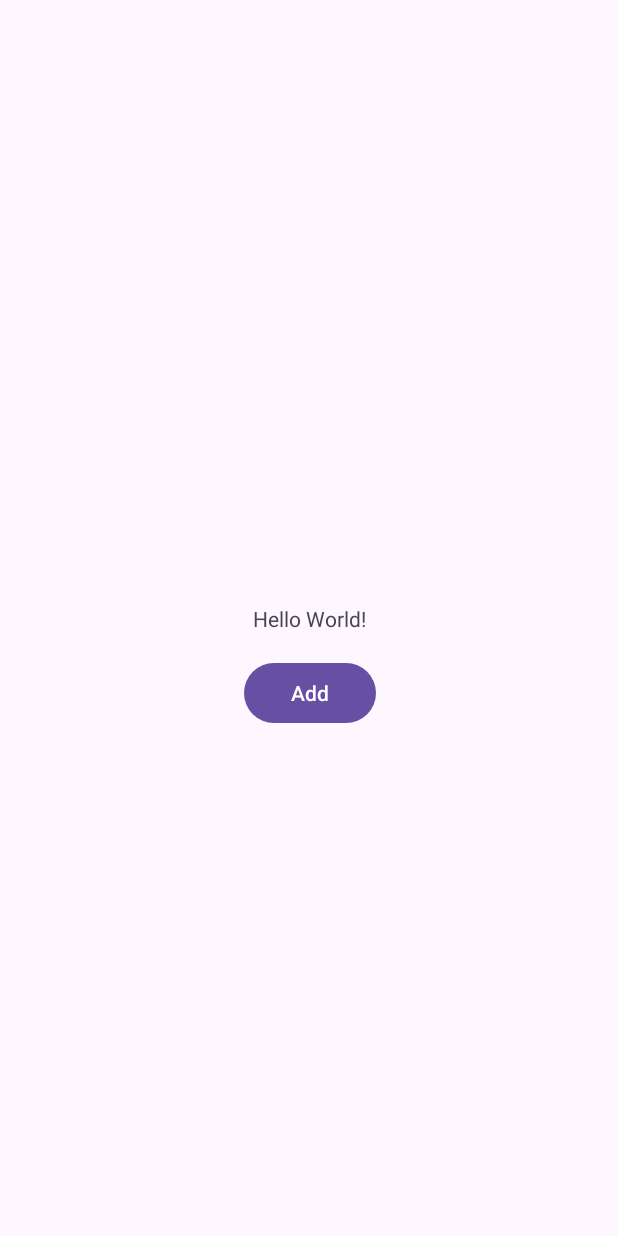
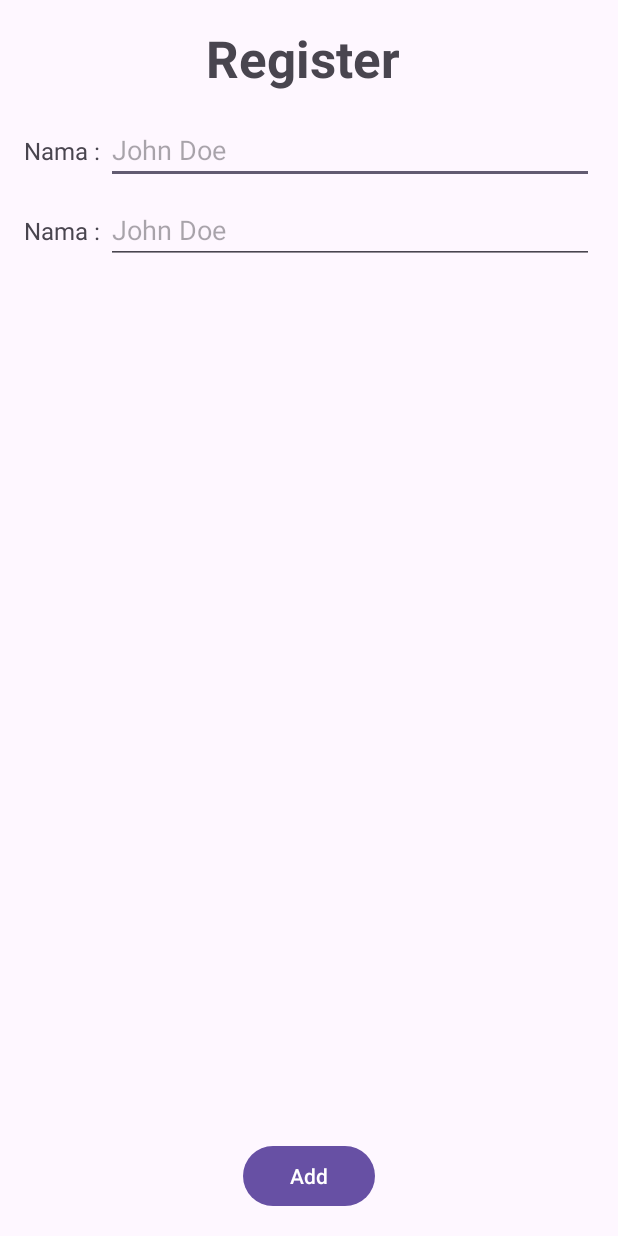
Before and after one commit to valmosee/Rebox, an Android app: the screen it shows after launch (MainActivity), after a tap on "Add", on a phone screen of 412 x 824 dp. Run offline under Robolectric (Android 15) with nearby library versions, the phone set to English and light mode, and no system bars; our stand-ins replace Firebase (no records; nobody signed in at launch, a user with empty details on screens opened directly).

Commit message:
Road to Register

```diff
--- a/app/build.gradle.kts
+++ b/app/build.gradle.kts
@@ -49,4 +49,5 @@ dependencies {
     androidTestImplementation(libs.androidx.espresso.core)
     implementation(platform("com.google.firebase:firebase-bom:34.6.0"))
     implementation("com.google.firebase:firebase-firestore")
+    implementation("org.mindrot:jbcrypt:0.4")
 }
--- a/app/src/main/java/project/c14230225/c14230235/ClsUser.kt
+++ /dev/null
@@ -1,4 +0,0 @@
-package project.c14230225.c14230235
-
-class ClsUser(var id: String, var username: String, var password: String, var nama: String) {
-}
--- a/app/src/main/java/project/c14230225/c14230235/MainActivity.kt
+++ b/app/src/main/java/project/c14230225/c14230235/MainActivity.kt
@@ -13,6 +13,9 @@ import com.google.firebase.firestore.FirebaseFirestore
 import com.google.firebase.firestore.firestore
 
 class MainActivity : AppCompatActivity() {
+    companion object {
+        var _UserSession : String = ""
+    }
     lateinit var db: FirebaseFirestore
 
     override fun onCreate(savedInstanceState: Bundle?) {
@@ -26,11 +29,14 @@ class MainActivity : AppCompatActivity() {
         var _btnAdd = findViewById<Button>(R.id.btnAdd)
 
         _btnAdd.setOnClickListener {
-            var baru = ClsUser(
-                "0",
-                "Claudia",
-                "234",
-                "Claudia Harahap"
+            var baru = User(
+                "claudia@gmail.com",
+                "Cloud",
+                "Claudia Harahap",
+                "123456",
+                "123456",
+                "Jl Melati No.25",
+                ""
             )
             // Add a new document with a generated ID
             db.collection("users")
--- /dev/null
+++ b/app/src/main/java/project/c14230225/c14230235/User.kt
@@ -0,0 +1,11 @@
+package project.c14230225.c14230235
+
+class User(
+    var email: String,
+    var username: String,
+    var namalengkap : String,
+    var password: String,
+    var confirmpass: String,
+    var alamat : String,
+    var foto : String) {
+}
--- a/app/src/main/res/layout/activity_main.xml
+++ b/app/src/main/res/layout/activity_main.xml
@@ -8,23 +8,89 @@
     tools:context=".MainActivity">
 
     <TextView
-        android:id="@+id/textView"
+        android:id="@+id/registerUser"
         android:layout_width="wrap_content"
         android:layout_height="wrap_content"
-        android:text="Hello World!"
-        app:layout_constraintBottom_toBottomOf="parent"
+        android:layout_marginTop="16dp"
+        android:text="Register"
+        android:textSize="34sp"
+        android:textStyle="bold"
+        app:layout_constraintEnd_toEndOf="parent"
+        app:layout_constraintHorizontal_bias="0.485"
+        app:layout_constraintStart_toStartOf="parent"
+        app:layout_constraintTop_toTopOf="parent" />
+
+    <LinearLayout
+        android:layout_width="0dp"
+        android:layout_height="0dp"
+        android:layout_marginStart="16dp"
+        android:layout_marginTop="16dp"
+        android:layout_marginEnd="16dp"
+        android:layout_marginBottom="16dp"
+        android:orientation="vertical"
+        app:layout_constraintBottom_toTopOf="@+id/btnAdd"
         app:layout_constraintEnd_toEndOf="parent"
         app:layout_constraintStart_toStartOf="parent"
-        app:layout_constraintTop_toTopOf="parent" />
+        app:layout_constraintTop_toBottomOf="@+id/registerUser">
+
+        <LinearLayout
+            android:layout_width="match_parent"
+            android:layout_height="wrap_content"
+            android:layout_marginBottom="8dp"
+            android:orientation="horizontal">
+
+            <TextView
+                android:id="@+id/registerUser2"
+                android:layout_width="wrap_content"
+                android:layout_height="wrap_content"
+                android:text="Nama : "
+                android:textSize="16sp"
+                android:textStyle="normal" />
+
+            <EditText
+                android:id="@+id/editTextText"
+                android:layout_width="wrap_content"
+                android:layout_height="wrap_content"
+                android:layout_weight="1"
+                android:ems="0"
+                android:hint="John Doe"
+                android:inputType="text" />
+        </LinearLayout>
+
+        <LinearLayout
+            android:layout_width="match_parent"
+            android:layout_height="wrap_content"
+            android:layout_marginBottom="8dp"
+            android:orientation="horizontal">
+
+            <TextView
+                android:id="@+id/registerUser2"
+                android:layout_width="wrap_content"
+                android:layout_height="wrap_content"
+                android:text="Nama : "
+                android:textSize="16sp"
+                android:textStyle="normal" />
+
+            <EditText
+                android:id="@+id/editTextText"
+                android:layout_width="wrap_content"
+                android:layout_height="wrap_content"
+                android:layout_weight="1"
+                android:ems="0"
+                android:hint="John Doe"
+                android:inputType="text" />
+        </LinearLayout>
+
+    </LinearLayout>
 
     <Button
         android:id="@+id/btnAdd"
         android:layout_width="wrap_content"
         android:layout_height="wrap_content"
-        android:layout_marginTop="16dp"
+        android:layout_marginBottom="16dp"
         android:text="Add"
-        app:layout_constraintEnd_toEndOf="@+id/textView"
-        app:layout_constraintStart_toStartOf="@+id/textView"
-        app:layout_constraintTop_toBottomOf="@+id/textView" />
+        app:layout_constraintBottom_toBottomOf="parent"
+        app:layout_constraintEnd_toEndOf="parent"
+        app:layout_constraintStart_toStartOf="parent" />
 
 </androidx.constraintlayout.widget.ConstraintLayout>
```
